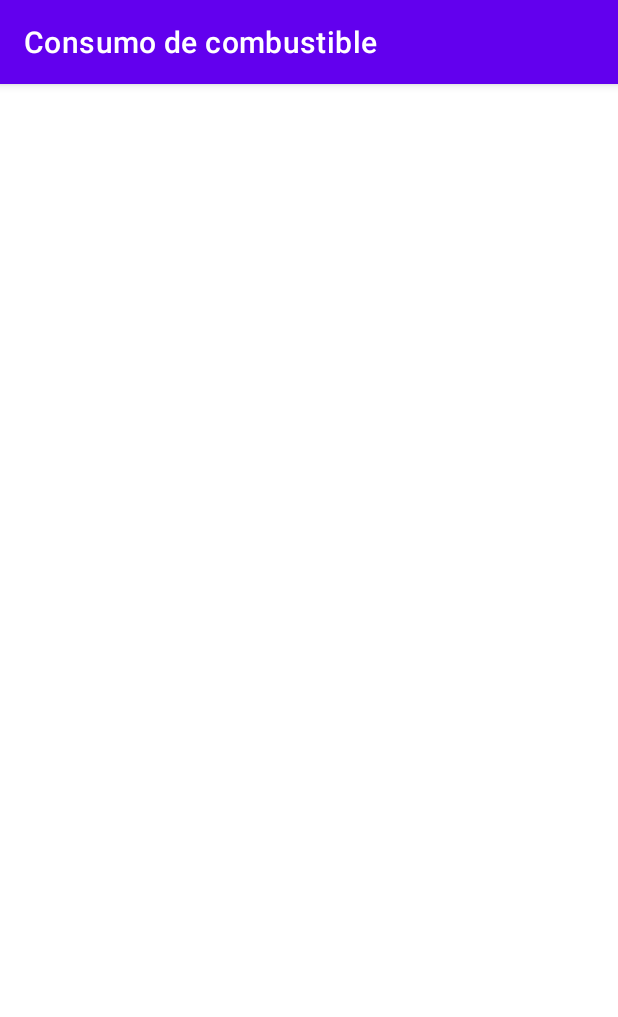
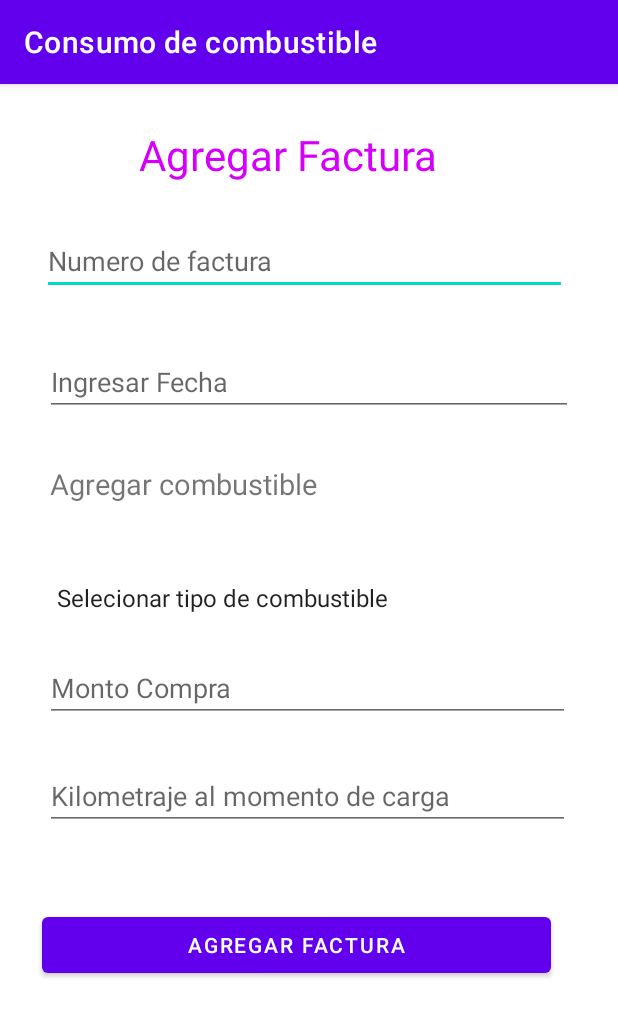
Before and after one commit to wom987/FuelDetailsSQLite, an Android app: the AddTransaction screen opened directly, with no data from a screen before it, on a phone screen of 412 x 824 dp. Shown: the top 1017 px of the screen. Run offline under Robolectric (Android 15) with nearby library versions, the phone set to English and light mode, and no system bars.

Commit message:
Form design finished

```diff
--- a/app/src/main/java/com/example/examenpractico2/AddTransaction.java
+++ b/app/src/main/java/com/example/examenpractico2/AddTransaction.java
@@ -2,17 +2,56 @@ package com.example.examenpractico2;
 
 import androidx.appcompat.app.AppCompatActivity;
 
+import android.app.DatePickerDialog;
 import android.content.pm.ActivityInfo;
 import android.os.Bundle;
+import android.text.InputType;
+import android.view.View;
 import android.view.WindowManager;
+import android.widget.ArrayAdapter;
+import android.widget.DatePicker;
+import android.widget.EditText;
+import android.widget.Spinner;
+
+import java.text.SimpleDateFormat;
+import java.util.Calendar;
 
 public class AddTransaction extends AppCompatActivity {
-
+    EditText date_in;
+    Spinner opciones;
     @Override
     protected void onCreate(Bundle savedInstanceState) {
         super.onCreate(savedInstanceState);
         getWindow().setFlags(WindowManager.LayoutParams.FLAG_FULLSCREEN,WindowManager.LayoutParams.FLAG_FULLSCREEN);
         setRequestedOrientation(ActivityInfo.SCREEN_ORIENTATION_PORTRAIT);
         setContentView(R.layout.activity_add_transaction);
+
+        opciones = (Spinner) findViewById(R.id.spnCombustible);
+        date_in=findViewById(R.id.date_input);
+        date_in.setInputType(InputType.TYPE_NULL);
+        date_in.setOnClickListener(new View.OnClickListener() {
+            @Override
+            public void onClick(View v) {
+                showDateDialog(date_in);
+            }
+        });
+
+        ArrayAdapter<CharSequence> adapter = ArrayAdapter.createFromResource(this, R.array.opciones, android.R.layout.simple_spinner_item);
+        opciones.setAdapter(adapter);
+    }
+    private void showDateDialog(final EditText date_in) {
+        final Calendar calendar=Calendar.getInstance();
+        DatePickerDialog.OnDateSetListener dateSetListener=new DatePickerDialog.OnDateSetListener() {
+            @Override
+            public void onDateSet(DatePicker view, int year, int month, int dayOfMonth) {
+                calendar.set(Calendar.YEAR,year);
+                calendar.set(Calendar.MONTH,month);
+                calendar.set(Calendar.DAY_OF_MONTH,dayOfMonth);
+                SimpleDateFormat simpleDateFormat=new SimpleDateFormat("yy-MM-dd");
+                date_in.setText(simpleDateFormat.format(calendar.getTime()));
+
+            }
+        };
+        new DatePickerDialog(AddTransaction.this,dateSetListener,calendar.get(Calendar.YEAR),calendar.get(Calendar.MONTH),calendar.get(Calendar.DAY_OF_MONTH)).show();
     }
 }
--- a/app/src/main/res/layout/activity_add_transaction.xml
+++ b/app/src/main/res/layout/activity_add_transaction.xml
@@ -5,5 +5,119 @@
     android:layout_width="match_parent"
     android:layout_height="match_parent"
     tools:context=".AddTransaction">
+    <TextView
+        android:id="@+id/title"
+        android:layout_width="wrap_content"
+        android:layout_height="wrap_content"
+        android:layout_marginTop="28dp"
+        android:text="Agregar Factura"
+        android:textColor="#D500F9"
+        android:textSize="28sp"
+        app:layout_constraintEnd_toEndOf="parent"
+        app:layout_constraintHorizontal_bias="0.436"
+        app:layout_constraintStart_toStartOf="parent"
+        app:layout_constraintTop_toTopOf="parent" />
+
+
+
+    <EditText
+        android:id="@+id/names"
+        android:layout_width="350dp"
+        android:layout_height="wrap_content"
+        android:layout_marginLeft="20dp"
+        android:layout_marginTop="95dp"
+        android:ems="10"
+        android:inputType="number"
+        android:hint="Numero de factura"
+        app:layout_constraintEnd_toEndOf="parent"
+        app:layout_constraintHorizontal_bias="0.184"
+        app:layout_constraintStart_toStartOf="parent"
+        app:layout_constraintTop_toTopOf="parent" />
+
+
+    <EditText
+        android:id="@+id/date_input"
+        android:layout_width="match_parent"
+        android:layout_height="wrap_content"
+        android:layout_marginStart="30dp"
+        android:layout_marginTop="176dp"
+        android:layout_marginEnd="30dp"
+        android:focusable="false"
+        android:clickable="true"
+        android:hint="Ingresar Fecha"
+        android:inputType="none"
+        app:layout_constraintEnd_toEndOf="parent"
+        app:layout_constraintHorizontal_bias="0.0"
+        app:layout_constraintStart_toStartOf="parent"
+        app:layout_constraintTop_toTopOf="parent" />
+
+    <Spinner
+        android:id="@+id/spnCombustible"
+
+        style="@style/Widget.AppCompat.Light.Spinner.DropDown.ActionBar"
+        android:layout_width="match_parent"
+        android:layout_height="wrap_content"
+        android:layout_centerVertical="true"
+        android:layout_gravity="center"
+        android:layout_marginStart="30dp"
+        android:layout_marginTop="110dp"
+        android:layout_marginEnd="30dp"
+        android:background="@android:color/transparent"
+        android:gravity="center"
+        android:spinnerMode="dropdown"
+        app:layout_constraintEnd_toEndOf="parent"
+        app:layout_constraintHorizontal_bias="0.0"
+        app:layout_constraintStart_toStartOf="parent"
+        app:layout_constraintTop_toBottomOf="@+id/date_input"
+
+        />
+
+    <EditText
+        android:id="@+id/montoCompra"
+        android:layout_width="350dp"
+        android:layout_height="wrap_content"
+        android:layout_marginStart="30dp"
+        android:layout_marginTop="380dp"
+        android:ems="10"
+        android:hint="Monto Compra"
+        app:layout_constraintEnd_toEndOf="parent"
+        app:layout_constraintHorizontal_bias="0.0"
+        app:layout_constraintStart_toStartOf="parent"
+        app:layout_constraintTop_toTopOf="parent" />
+
+    <EditText
+        android:id="@+id/kmMonto"
+        android:layout_width="350dp"
+        android:layout_height="wrap_content"
+        android:layout_marginStart="30dp"
+        android:layout_marginTop="452dp"
+        android:ems="10"
+        android:hint="Kilometraje al momento de carga"
+        app:layout_constraintEnd_toEndOf="parent"
+        app:layout_constraintHorizontal_bias="0.0"
+        app:layout_constraintStart_toStartOf="parent"
+        app:layout_constraintTop_toTopOf="parent" />
+
+    <Button
+        android:id="@+id/btnAgregar"
+        android:layout_width="339dp"
+        android:layout_height="49dp"
+        android:layout_marginStart="28dp"
+        android:layout_marginTop="52dp"
+        android:text="Agregar factura"
+        app:layout_constraintStart_toStartOf="parent"
+        app:layout_constraintTop_toBottomOf="@+id/kmMonto" />
+
+    <TextView
+        android:id="@+id/textView"
+        android:layout_width="wrap_content"
+        android:layout_height="wrap_content"
+        android:layout_marginStart="33dp"
+        android:layout_marginTop="32dp"
+        android:text="Agregar combustible"
+        android:textSize="19sp"
+        app:layout_constraintStart_toStartOf="parent"
+        app:layout_constraintTop_toBottomOf="@+id/date_input" />
+
 
 </androidx.constraintlayout.widget.ConstraintLayout>
--- /dev/null
+++ b/app/src/main/res/values/ArrayCombustibles.xml
@@ -0,0 +1,9 @@
+<?xml version="1.0" encoding="utf-8"?>
+<resources >
+    <string-array name="opciones" >
+        <item>Selecionar tipo de combustible</item>
+        <item>Diesel</item>
+        <item>Regular</item>
+        <item>Super Especial</item>
+    </string-array>
+</resources>
```
